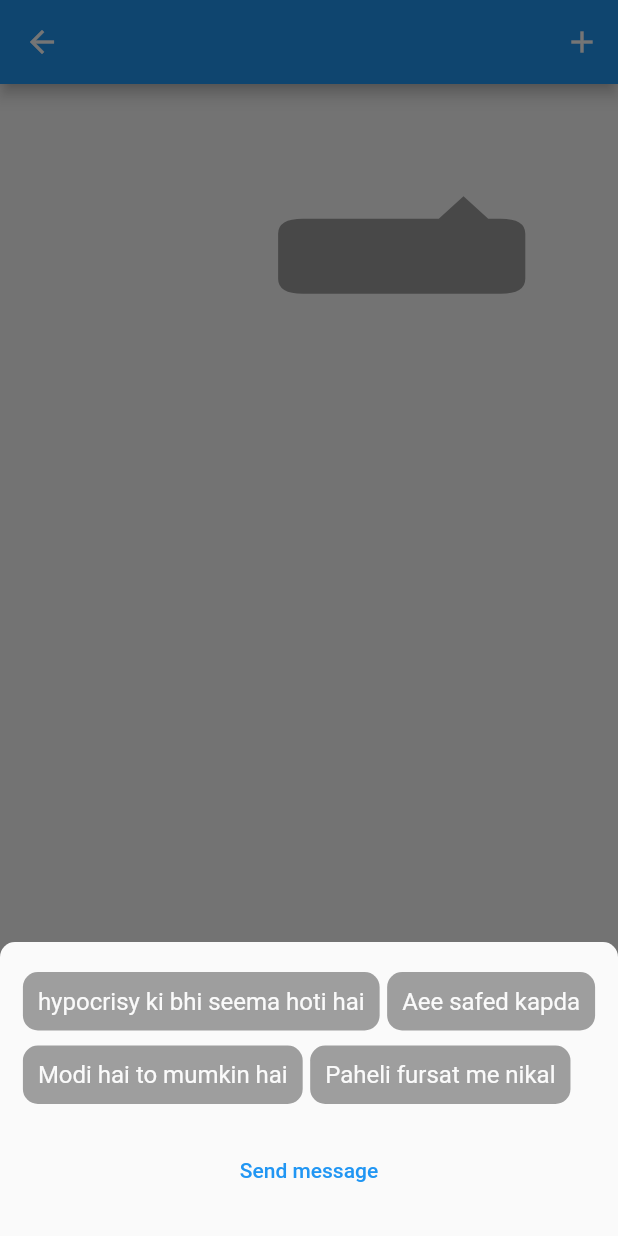
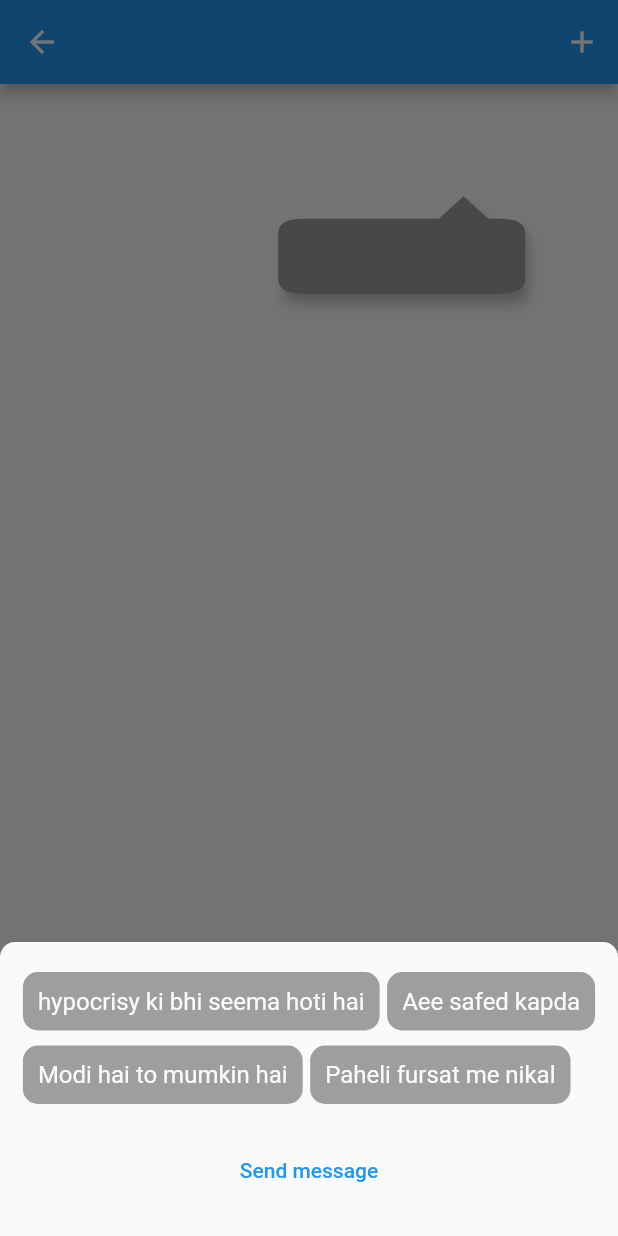
Before and after one commit to wrteam-priyansh/ui_ux, a Flutter app: the GameChatMessageScreen screen opened directly, after a tap on an icon or button, on a phone screen of 412 x 824 dp. Run offline on Flutter 3.47's test engine with Material 2 defaults, Android fonts, the phone set to English and light mode, and no system bars; our stand-ins replace cached_network_image, flutter_bloc, lottie, octo_image; missing offline and left inert: flutter_tex.

Commit message:
added shadow in message custom painter

```diff
--- a/lib/ui/screens/gameChatMessageScreen.dart
+++ b/lib/ui/screens/gameChatMessageScreen.dart
@@ -244,6 +244,7 @@ class TopTriangleCustomPainter extends CustomPainter {
     //add curve
     path.quadraticBezierTo(0, 0, size.width * (0.1), 0);
 
+    canvas.drawShadow(path.shift(Offset(3, 3)), Colors.grey.shade300, 3.0, true);
     canvas.drawPath(path, paint);
   }
 
```
